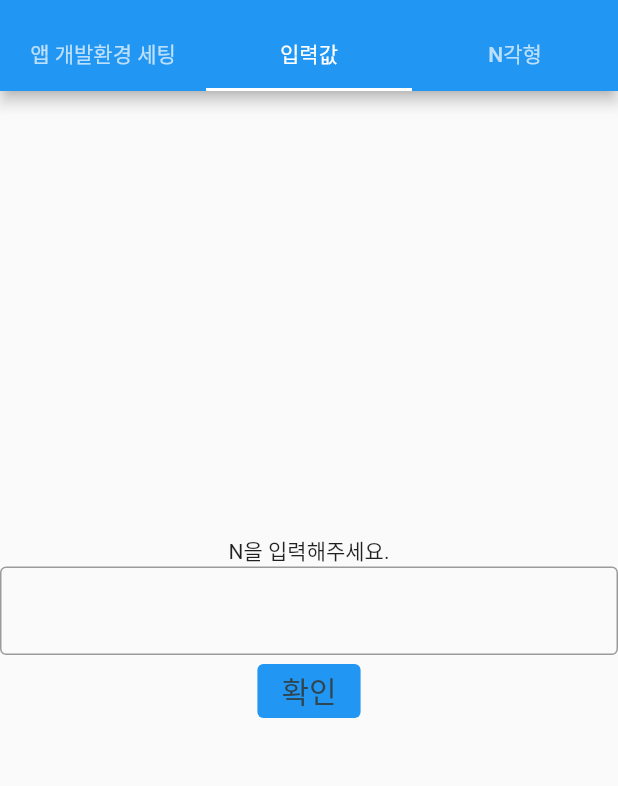
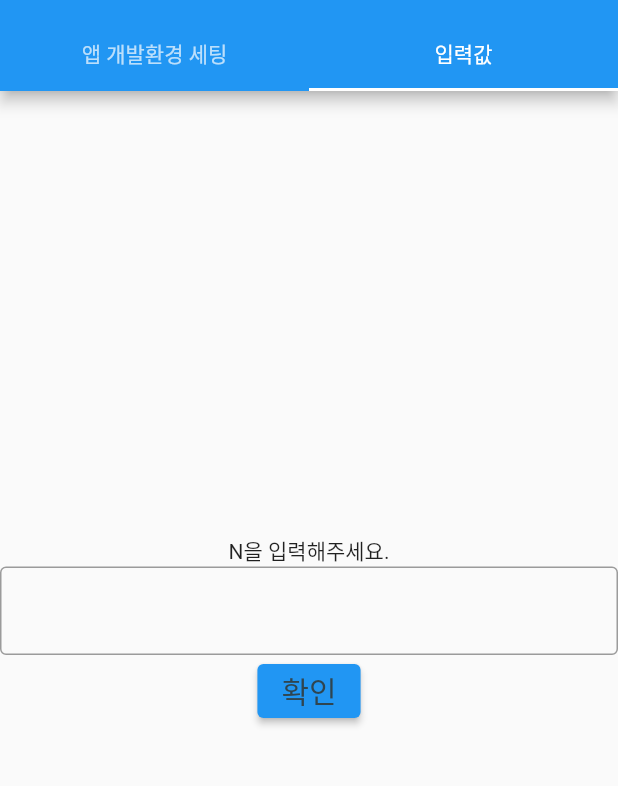
Before and after one commit to lovefreeUnity/homework1, a Flutter app: the screen it shows after launch, tab 2 chosen, on a phone screen of 412 x 824 dp, the part 65-851 px from its top. Run offline on Flutter 3.47's test engine with Material 2 defaults, Android fonts, the phone set to English and light mode, and no system bars.

Commit message:
도형 입력 받아 그리기 완성 남은기간 동안 다듬어야겠다

```diff
--- a/lib/main.dart
+++ b/lib/main.dart
@@ -1,10 +1,9 @@
 import 'package:flutter/material.dart';
-import 'package:homework1/shapemaker.dart';
+import 'dart:math' as math;
 
 void main() => runApp(const MyApp());
 
 class MyApp extends StatefulWidget {
-
   const MyApp({Key? key}) : super(key: key);
 
   @override
@@ -13,64 +12,122 @@ class MyApp extends StatefulWidget {
 
 class _MyAppState extends State<MyApp> {
 
-
   @override
   Widget build(BuildContext context) {
-
     return MaterialApp(
       home: DefaultTabController(
-        length: 3,
+        length: 2,
         child: Scaffold(
           appBar: AppBar(
             title: const Text('다각형 그리기'),
-            bottom: const TabBar(tabs: [
-              Tab(text: '앱 개발환경 세팅'),
-              Tab(text: '입력값'),
-              Tab(text: 'N각형')
-            ],
+            bottom: const TabBar(
+              tabs: [
+                Tab(text: '앱 개발환경 세팅'),
+                Tab(text: '입력값'),
+              ],
             ),
           ),
-          body: TabBarView(
-              children: <Widget>[
-                 const Center(
-                    child: Text(
-                      'Hello Everex',
-                      style: TextStyle(
-                          fontSize: 30,
-                          color: Colors.black
-                      ),
-                    )
-                ),
-                Column(
-                    mainAxisAlignment: MainAxisAlignment.center,
-                    children: [
-                      const Text('N을 입력해주세요.'),
-                      const TextField(
-                        decoration: InputDecoration(
-                          border: OutlineInputBorder(),
-                        ),
-                      ),
-                      //패치로 인해 2년전과 버튼 스타일 선언이 바뀜
-                      ElevatedButton(
-                        onPressed:null,
-                        style: ButtonStyle(
-                          backgroundColor: MaterialStateProperty.all(Colors.blue),
-                        ),
-                        child: const Text(
-                          '확인',
-                          style: TextStyle(
-                              fontSize: 20,
-                              color: Color(0xff2f4550)
-                          ),
-                        ),
-                      )
-                    ]
-                ),
-                const paintShape(),
-              ]
-          ),
+          body: TabBarView(children: <Widget>[
+            const Center(
+                child: Text(
+              'Hello Everex',
+              style: TextStyle(fontSize: 30, color: Colors.black),
+            )),
+            Input(),
+          ]),
         ),
       ),
     );
   }
 }
+
+class Input extends StatelessWidget {
+
+  final mycontroller = TextEditingController();
+  Input({Key? key}) : super(key: key);
+
+  @override
+  Widget build(BuildContext context) {
+    return Column(mainAxisAlignment: MainAxisAlignment.center, children: [
+      const Text('N을 입력해주세요.'),
+      TextField(
+        controller: mycontroller,
+        decoration: const InputDecoration(
+          border: OutlineInputBorder(),
+        ),
+      ),
+      ElevatedButton(
+        onPressed: () {
+          if(3 <= int.parse(mycontroller.text) || int.parse(mycontroller.text) <=100){
+            Navigator.push(
+              context,
+              MaterialPageRoute(builder: (context) =>Polygon(number: mycontroller.text)),
+            );
+          }else{
+            print("3부터 100까지 수중에서 골라주세요.");
+          }
+        },
+        style: ButtonStyle(
+          backgroundColor: MaterialStateProperty.all(Colors.blue),
+        ),
+        child: const Text(
+          '확인',
+          style: TextStyle(fontSize: 20, color: Color(0xff2f4550)),
+        ),
+      )
+    ]);
+  }
+}
+
+class Polygon extends StatefulWidget {
+  String number='';
+  Polygon({Key? key,required this.number}) : super(key: key);
+
+  @override
+  State<Polygon> createState() => _PolygonState();
+}
+
+class _PolygonState extends State<Polygon> {
+  @override
+  Widget build(BuildContext context) {
+    return Center(
+      child: Expanded(
+          child: CustomPaint(
+        painter: PolygonPainter(int.parse(widget.number)),
+      )),
+    );
+  }
+}
+
+class PolygonPainter extends CustomPainter {
+  final int n;
+
+  PolygonPainter(this.n);
+
+  @override
+  void paint(Canvas canvas, Size size) {
+    final path = Path();
+    final paint = Paint()
+      ..strokeWidth = 10
+      ..color = Colors.black
+      ..style = PaintingStyle.stroke
+      ..strokeCap = StrokeCap.round;
+
+    Offset center = Offset(size.width / 2, size.height / 2);
+    var sizes = 100, xcenter = center.dx, ycenter = center.dy;
+    for (var i = 0; i <= n; i += 1) {
+      if (i == 0) {
+        path.moveTo(xcenter + sizes * math.cos(i * 2 * math.pi / n),
+            ycenter + sizes * math.sin(i * 2 * math.pi / n));
+      } else {
+        path.lineTo(xcenter + sizes * math.cos(i * 2 * math.pi / n),
+            ycenter + sizes * math.sin(i * 2 * math.pi / n));
+      }
+    }
+    path.close();
+    canvas.drawPath(path, paint);
+  }
+
+  @override
+  bool shouldRepaint(covariant CustomPainter oldDelegate) => false;
+}
```
Also changed, not shown: lib/shapemaker.dart (deleted, +0 -61 lines).
